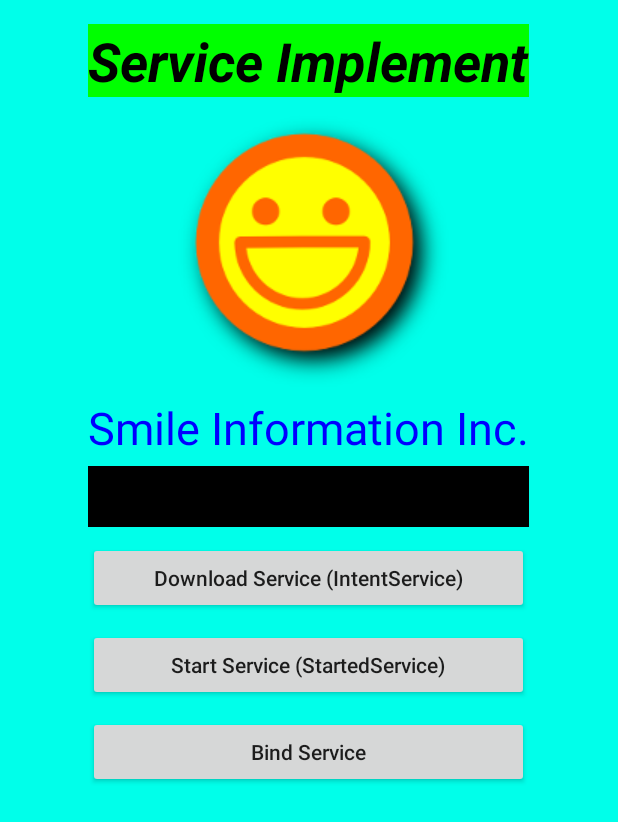
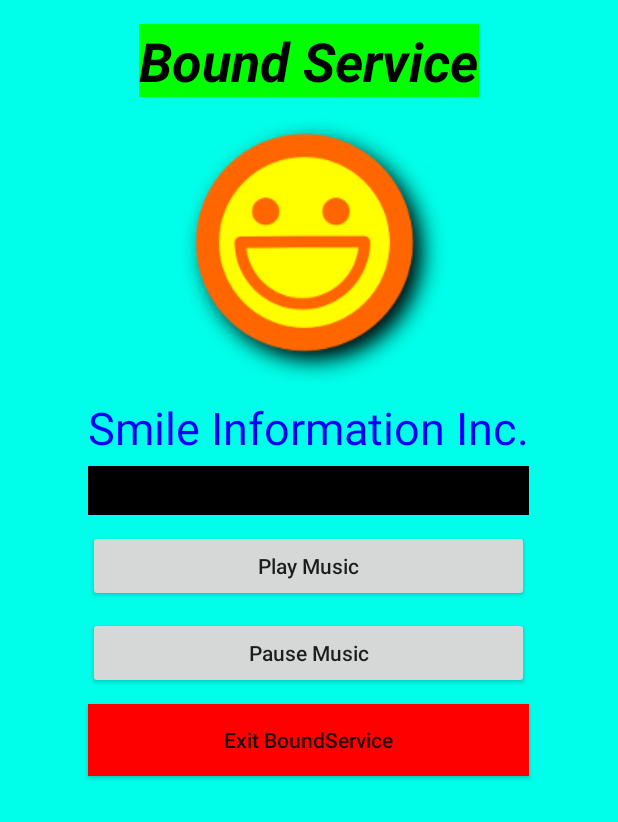
Before and after one commit to SmileChaoLee/ServiceTest, an Android app: the layout activity_bound_service.xml on its own in the app's theme, with its tools: preview values and no code run, on a phone screen of 412 x 824 dp. Shown: the top 822 px of the screen. Run offline under Robolectric (Android 15) with nearby library versions, the phone set to English and light mode, and no system bars.

Commit message:
Added bound service implementation

```diff
--- a/app/build.gradle
+++ b/app/build.gradle
@@ -10,6 +10,7 @@ android {
         targetSdkVersion 26
         versionCode 1
         versionName "1.0"
+        vectorDrawables.useSupportLibrary = true
     }
     buildTypes {
         release {
@@ -17,9 +18,13 @@ android {
             proguardFiles getDefaultProguardFile('proguard-android.txt'), 'proguard-rules.pro'
         }
     }
+    sourceSets { main { res.srcDirs = ['src/main/res', 'src/main/res/raw'] } }
 }
 
 dependencies {
+    implementation 'com.android.support:design:26.1.0'
+    implementation 'com.android.support.constraint:constraint-layout:1.0.2'
+    implementation 'com.android.support:support-vector-drawable:26.1.0'
     compile fileTree(include: ['*.jar'], dir: 'libs')
     testCompile 'junit:junit:4.12'
     compile 'com.android.support:appcompat-v7:26.1.0'
--- a/app/src/main/java/com/smile/servicetest/DownloadIntentService.java
+++ b/app/src/main/java/com/smile/servicetest/DownloadIntentService.java
@@ -43,7 +43,6 @@ public class DownloadIntentService extends IntentService {
 
         String urlPath  = extras.getString("URL_PATH");
         String fileName = extras.getString("FILENAME");
-        String notification = extras.getString("NOTIFICATION");
 
         // File output = new File(Environment.getExternalStorageDirectory(),fileName); // does not work on API 23
         System.out.println("Environment.getExternalStorageDirectory()-->"+Environment.getExternalStorageDirectory());
@@ -99,7 +98,6 @@ public class DownloadIntentService extends IntentService {
         }
 
         // publish the result using sendBroadcast
-        // Intent notificationIntent = new Intent(notification);
         Intent notificationIntent = new Intent(ActionName);
 
         /*
--- a/app/src/main/java/com/smile/servicetest/MyStartedService.java
+++ b/app/src/main/java/com/smile/servicetest/MyStartedService.java
@@ -25,8 +25,8 @@ public class MyStartedService extends Service {
         Thread thread = new Thread() {
             @Override
             public void run() {
-                int sum = 0;
-                for (int i=0;i<100;i++) {
+                int sum = 0;    // the sum of 1 ~ 100
+                for (int i=1; i<=100; i++) {
                     sum += i;
                 }
                 stopSelf();
--- a/app/src/main/res/layout/activity_main.xml
+++ b/app/src/main/res/layout/activity_bound_service.xml
@@ -7,15 +7,15 @@
     android:paddingRight="@dimen/activity_horizontal_margin"
     android:paddingTop="@dimen/activity_vertical_margin"
     android:paddingBottom="@dimen/activity_vertical_margin"
-    tools:context=".MainActivity">
+    tools:context=".BoundServiceActivity">
 
     <TextView
-        android:id="@+id/textView1"
+        android:id="@+id/titleText"
         android:layout_width="wrap_content"
         android:layout_height="wrap_content"
         android:background="#ff00ff00"
         android:textColor="#ff000000"
-        android:text="Service Implement"
+        android:text="Bound Service"
         android:layout_alignParentTop="true"
         android:layout_centerHorizontal="true"
         android:textSize="36dp"
@@ -26,12 +26,12 @@
         android:layout_width="wrap_content"
         android:layout_height="wrap_content"
         android:src="@drawable/smile"
-        android:layout_below="@+id/textView1"
+        android:layout_below="@+id/titleText"
         android:layout_centerHorizontal="true"
         android:background="@android:color/transparent"/>
 
     <TextView
-        android:id="@+id/textView2"
+        android:id="@+id/companyName"
         android:layout_width="wrap_content"
         android:layout_height="wrap_content"
         android:layout_marginTop="0dp"
@@ -42,61 +42,59 @@
         android:layout_centerHorizontal="true" />
 
     <TextView
-        android:id="@+id/textStatus"
+        android:id="@+id/messageText"
         android:layout_width="wrap_content"
         android:layout_height="wrap_content"
         android:layout_marginTop="5dp"
         android:text=""
         android:textColor="#ffffff00"
         android:background="#ff000000"
-        android:textSize="30dp"
-        android:layout_below="@+id/textView2"
-        android:layout_alignLeft="@+id/textView2"
-        android:layout_alignRight="@+id/textView2"
-        android:layout_alignStart="@+id/textView2"
-        android:layout_alignEnd="@+id/textView2"
+        android:textSize="24dp"
+        android:layout_below="@+id/companyName"
+        android:layout_alignLeft="@+id/companyName"
+        android:layout_alignRight="@+id/companyName"
+        android:layout_alignStart="@+id/companyName"
+        android:layout_alignEnd="@+id/companyName"
         android:layout_centerHorizontal="true" />
 
     <Button
-        android:id="@+id/buttonIntentService"
+        android:id="@+id/playMusic"
         android:layout_width="wrap_content"
         android:layout_height="wrap_content"
         android:textAllCaps="false"
         android:layout_marginTop="10dp"
-        android:text="Download Service (IntentService)"
-        android:layout_below="@+id/textStatus"
-        android:layout_alignLeft="@+id/textStatus"
-        android:layout_alignRight="@+id/textStatus"
-        android:layout_alignStart="@+id/textStatus"
-        android:layout_alignEnd="@+id/textStatus"
-        android:onClick="startIntentService"/>
+        android:text="Play Music"
+        android:layout_below="@+id/messageText"
+        android:layout_alignLeft="@+id/companyName"
+        android:layout_alignRight="@+id/companyName"
+        android:layout_alignStart="@+id/companyName"
+        android:layout_alignEnd="@+id/companyName" />
 
     <Button
-        android:id="@+id/buttonStartedService"
+        android:id="@+id/pauseMusic"
         android:layout_width="wrap_content"
         android:layout_height="wrap_content"
         android:textAllCaps="false"
         android:layout_marginTop="10dp"
-        android:text="Start Service (StartedService)"
-        android:layout_below="@+id/buttonIntentService"
-        android:layout_alignLeft="@+id/textStatus"
-        android:layout_alignRight="@+id/textStatus"
-        android:layout_alignStart="@+id/textStatus"
-        android:layout_alignEnd="@+id/textStatus"
-        android:onClick="startStartedService"/>
+        android:text="Pause Music"
+        android:layout_below="@+id/playMusic"
+        android:layout_alignLeft="@+id/companyName"
+        android:layout_alignRight="@+id/companyName"
+        android:layout_alignStart="@+id/companyName"
+        android:layout_alignEnd="@+id/companyName" />
 
     <Button
-        android:id="@+id/buttonBoundService"
+        android:id="@+id/exitBoundService"
         android:layout_width="wrap_content"
         android:layout_height="wrap_content"
         android:textAllCaps="false"
         android:layout_marginTop="10dp"
-        android:text="Bind Service"
-        android:layout_below="@+id/buttonStartedService"
-        android:layout_alignLeft="@+id/textStatus"
-        android:layout_alignRight="@+id/textStatus"
-        android:layout_alignStart="@+id/textStatus"
-        android:layout_alignEnd="@+id/textStatus"
-        android:onClick="startBoundService" />
+        android:text="Exit BoundService"
+        android:background="#ffff0000"
+        android:layout_below="@+id/pauseMusic"
+        android:layout_alignLeft="@+id/companyName"
+        android:layout_alignRight="@+id/companyName"
+        android:layout_alignStart="@+id/companyName"
+        android:layout_alignEnd="@+id/companyName" />
 
 </RelativeLayout>
--- a/app/src/main/res/values/dimens.xml
+++ b/app/src/main/res/values/dimens.xml
@@ -2,4 +2,5 @@
     <!-- Default screen margins, per the Android Design guidelines. -->
     <dimen name="activity_horizontal_margin">16dp</dimen>
     <dimen name="activity_vertical_margin">16dp</dimen>
+    <dimen name="fab_margin">16dp</dimen>
 </resources>
--- a/app/src/main/res/values/strings.xml
+++ b/app/src/main/res/values/strings.xml
@@ -1,3 +1,7 @@
 <resources>
     <string name="app_name">ServiceTest</string>
+    <string name="title_activity_bound_service">BoundServiceActivity</string>
+    <string name="title_home">Home</string>
+    <string name="title_dashboard">Dashboard</string>
+    <string name="title_notifications">Notifications</string>
 </resources>
```
Also changed, not shown: app/src/main/AndroidManifest.xml (+10 -6 lines), app/src/main/java/com/smile/servicetest/BoundServiceActivity.java (added, +171 -0 lines), app/src/main/java/com/smile/servicetest/MainActivity.java (+31 -17 lines), app/src/main/java/com/smile/servicetest/MyBoundService.java (added, +106 -0 lines), app/src/main/res/drawable/ic_dashboard_black_24dp.xml (added, +9 -0 lines), app/src/main/res/drawable/ic_home_black_24dp.xml (added, +9 -0 lines), app/src/main/res/drawable/ic_notifications_black_24dp.xml (added, +9 -0 lines), app/src/main/res/menu/navigation.xml (added, +19 -0 lines), 1 other file.
